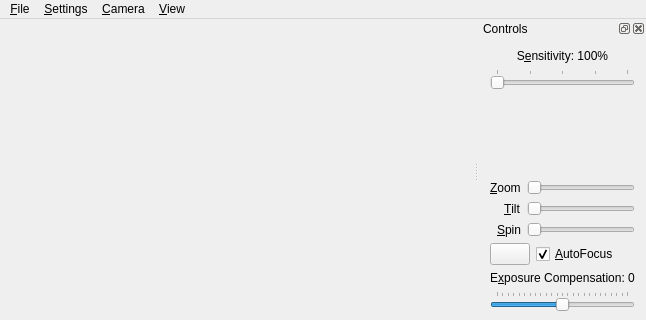
The window that client/MainWindow.ui (thejoshwolfe/repatriator) describes before a commit, drawn with Qt 5; both pictures show x 0 to 646 and y 0 to 320 of the 646 by 583 pixel window.
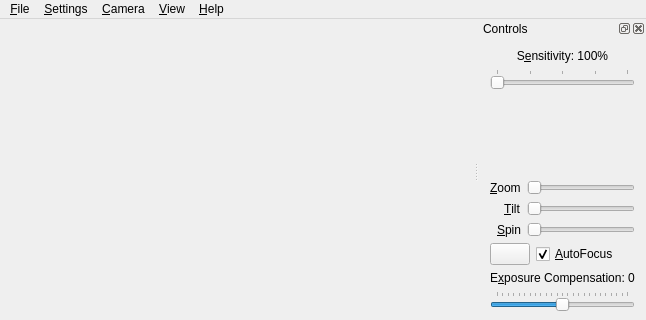
The same window after the commit. Icons and pictures are not drawn. Custom widgets are drawn as their Qt base class.

Patch:
```diff
--- a/client/MainWindow.ui
+++ b/client/MainWindow.ui
@@ -263,7 +263,7 @@
      <x>0</x>
      <y>0</y>
      <width>646</width>
-     <height>27</height>
+     <height>25</height>
     </rect>
    </property>
    <widget class="QMenu" name="fileMenu">
@@ -298,10 +298,17 @@
      <string>&amp;View</string>
     </property>
    </widget>
+   <widget class="QMenu" name="menu_Help">
+    <property name="title">
+     <string>&amp;Help</string>
+    </property>
+    <addaction name="actionAbout"/>
+   </widget>
    <addaction name="fileMenu"/>
    <addaction name="menuSe_ttings"/>
    <addaction name="menu_Camera"/>
    <addaction name="viewMenu"/>
+   <addaction name="menu_Help"/>
   </widget>
   <widget class="QDockWidget" name="bookmarksDock">
    <property name="windowTitle">
```
Left out of the diff: 8 changed lines with no effect on the pictures.
